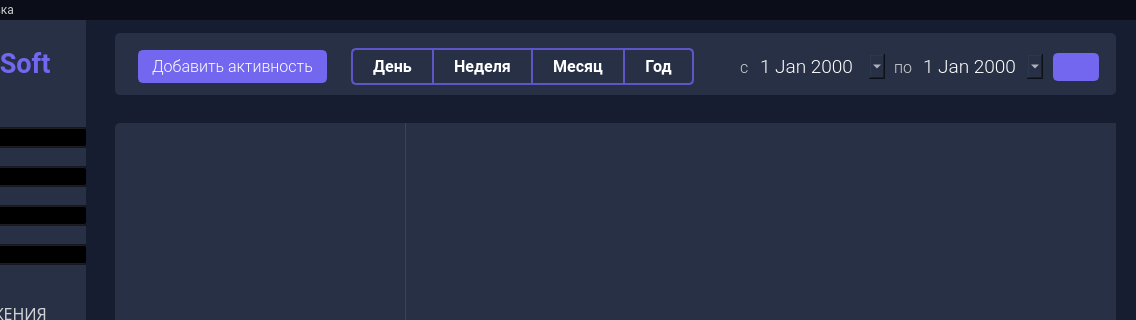
Before: the Qt Designer form design/mainwindow_d.ui in yurii-bel/project_2021, drawn with Qt 5; both pictures show x 144 to 1280 and y 0 to 320 of the 1280 by 768 pixel window.
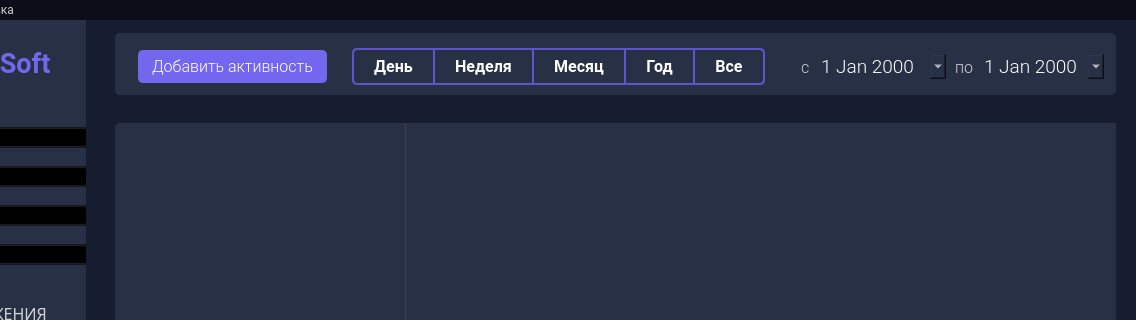
After: the same form once the commit is applied. Icons and pictures are not drawn.

Commit message: Добавил кнопку "Все" вместо крестика.

The edit to the form file:
```diff
--- a/design/mainwindow_d.ui
+++ b/design/mainwindow_d.ui
@@ -445,7 +445,7 @@
       <rect>
        <x>23</x>
        <y>15</y>
-       <width>961</width>
+       <width>976</width>
        <height>38</height>
       </rect>
      </property>
@@ -650,10 +650,8 @@
 	background-color: #283046;
 	color: #FFFFFF;
 	border: 2px solid rgb(95, 85, 200);
-	border-top-left-radius: 0px;
-	border-top-right-radius: 5px;
-	border-bottom-right-radius: 5px;
-	border-bottom-left-radius: 0px;
+	border-right: 0px;
+	border-radius: 0;
 	padding-left: 20px;
 	padding-right: 20px;
 }
@@ -672,11 +670,55 @@
         </property>
        </widget>
       </item>
+      <item>
+       <widget class="QPushButton" name="mainwindow_btn_all">
+        <property name="maximumSize">
+         <size>
+          <width>102</width>
+          <height>37</height>
+         </size>
+        </property>
+        <property name="font">
+         <font>
+          <family>Roboto</family>
+          <pointsize>12</pointsize>
+          <weight>75</weight>
+          <italic>false</italic>
+          <bold>true</bold>
+         </font>
+        </property>
+        <property name="styleSheet">
+         <string notr="true">QPushButton {
+	background-color: #283046;
+	color: #FFFFFF;
+	border: 2px solid rgb(95, 85, 200);
+	border-top-left-radius: 0px;
+	border-top-right-radius: 5px;
+	border-bottom-right-radius: 5px;
+	border-bottom-left-radius: 0px;
+	padding-left: 20px;
+	padding-right: 20px;
+}
+QPushButton:hover {
+	background-color: rgb(40, 48, 70); 
+	color: rgb(255, 255, 255);
+	border: 2px solid rgb(121, 109, 255);
+	border-top-left-radius: 0px;
+	border-top-right-radius: 5px;
+	border-bottom-right-radius: 5px;
+	border-bottom-left-radius: 0px;
+}</string>
+        </property>
+        <property name="text">
+         <string>Все</string>
+        </property>
+       </widget>
+      </item>
       <item>
        <widget class="QLabel" name="mainwindow_lbl_icon_clendar">
         <property name="maximumSize">
          <size>
-          <width>60</width>
+          <width>50</width>
           <height>36</height>
          </size>
         </property>
@@ -689,7 +731,7 @@
          </font>
         </property>
         <property name="styleSheet">
-         <string notr="true">margin-left: 30px;
+         <string notr="true">margin-left: 20px;
 color: #D0D2D6;
 padding-top: 4px;
 padding-bottom: 4px;</string>
@@ -793,34 +835,6 @@
         </property>
        </widget>
       </item>
-      <item>
-       <widget class="QPushButton" name="mainwindow_filter_clear">
-        <property name="styleSheet">
-         <string notr="true">QPushButton {
-	background-color: rgb(115, 103, 240);
-	color: rgb(255, 255, 255);
-	border: 2px solid rgb(115, 103, 240);
-	border-radius: 5px;
-	padding-right: 5px;
-	padding-left: 5px;
-	padding-top: 5px;
-	padding-bottom: 5px;
-}
-QPushButton:hover {
-	background-color: rgba(0, 0, 0, 0);
-	color: rgb(115, 103, 240);
-	border: 2px solid rgb(115, 103, 240);
-}</string>
-        </property>
-        <property name="text">
-         <string/>
-        </property>
-        <property name="icon">
-         <iconset>
-          <normaloff>img/icons/clear_filter.svg</normaloff>img/icons/clear_filter.svg</iconset>
-        </property>
-       </widget>
-      </item>
      </layout>
     </widget>
    </widget>
```
Left out of the diff: 7 changed lines with no effect on the pictures. The commit also changes 1 other file.
